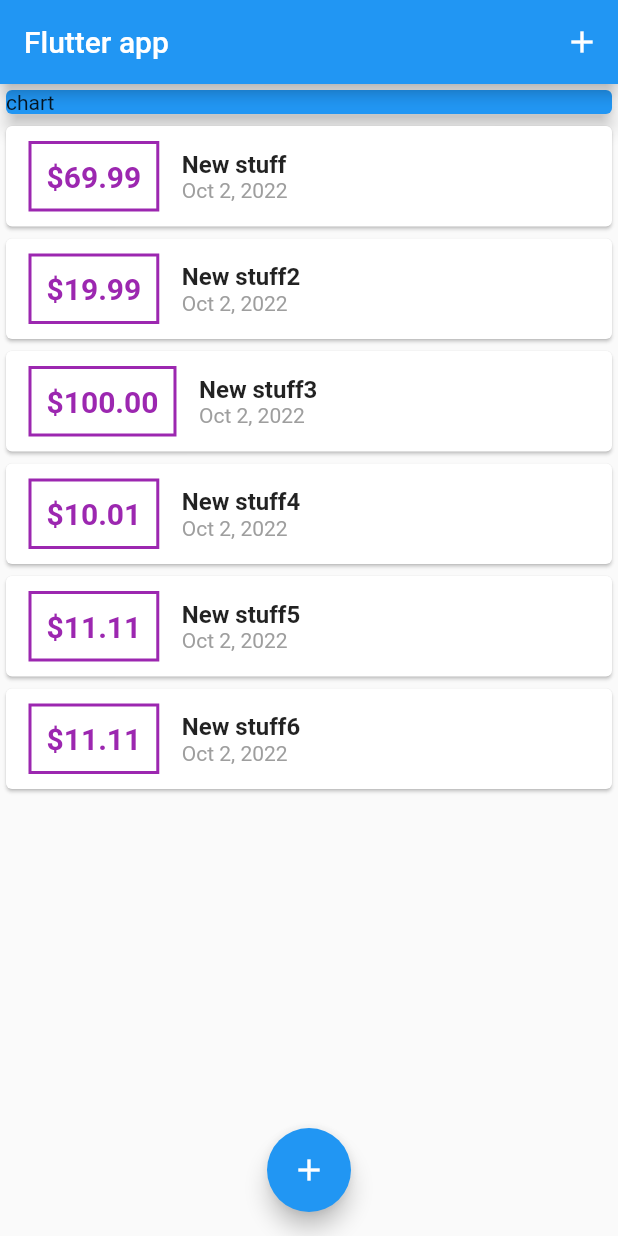
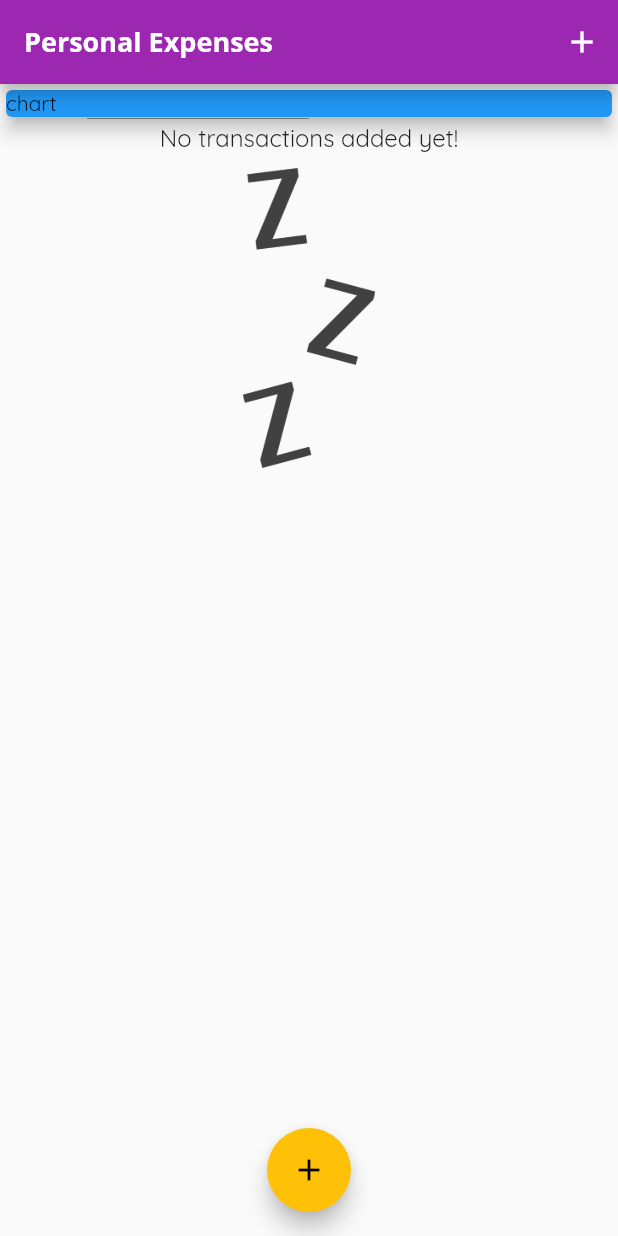
Before and after one commit to whisust/udemy-flutter, a Flutter app: the screen it shows after launch, on a phone screen of 412 x 824 dp. Run offline on Flutter 3.47's test engine with Material 2 defaults, Android fonts, the phone set to English and light mode, and no system bars.

Commit message:
Continue the expenses app up to lesson 102

```diff
--- a/expenses_app/lib/main.dart
+++ b/expenses_app/lib/main.dart
@@ -17,7 +17,7 @@ class MyApp extends StatelessWidget {
   @override
   Widget build(BuildContext context) {
     return MaterialApp(
-      title: 'Flutter Demo',
+      title: 'Personal Expenses',
       theme: ThemeData(
           // This is the theme of your application.
           //
@@ -28,8 +28,15 @@ class MyApp extends StatelessWidget {
           // or simply save your changes to "hot reload" in a Flutter IDE).
           // Notice that the counter didn't reset back to zero; the application
           // is not restarted.
-        primarySwatch: Colors.blue,
-      ),
+          // primarySwatch: Colors.purple,
+          colorScheme: ColorScheme.fromSwatch(
+              primarySwatch: Colors.purple, accentColor: Colors.amber),
+          fontFamily: 'Quicksand',
+          appBarTheme: AppBarTheme(
+              titleTextStyle: TextStyle(
+                  fontFamily: 'OpenSans',
+                  fontWeight: FontWeight.w700,
+                  fontSize: 18))),
       home: MyHomePage(),
     );
   }
@@ -45,18 +52,18 @@ class MyHomePage extends StatefulWidget {
 class _MyHomePageState extends State<MyHomePage> {
   final uuid = Uuid();
   final List<Transaction> _userTransactions = [
-    Transaction(
-        id: 'id1', title: 'New stuff', amount: 69.99, date: DateTime.now()),
-    Transaction(
-        id: 'id2', title: 'New stuff2', amount: 19.99, date: DateTime.now()),
-    Transaction(
-        id: 'id3', title: 'New stuff3', amount: 100, date: DateTime.now()),
-    Transaction(
-        id: 'id4', title: 'New stuff4', amount: 10.01, date: DateTime.now()),
-    Transaction(
-        id: 'id5', title: 'New stuff5', amount: 11.11, date: DateTime.now()),
-    Transaction(
-        id: 'id6', title: 'New stuff6', amount: 11.11, date: DateTime.now()),
+    // Transaction(
+    //     id: 'id1', title: 'New stuff', amount: 69.99, date: DateTime.now()),
+    // Transaction(
+    //     id: 'id2', title: 'New stuff2', amount: 19.99, date: DateTime.now()),
+    // Transaction(
+    //     id: 'id3', title: 'New stuff3', amount: 100, date: DateTime.now()),
+    // Transaction(
+    //     id: 'id4', title: 'New stuff4', amount: 10.01, date: DateTime.now()),
+    // Transaction(
+    //     id: 'id5', title: 'New stuff5', amount: 11.11, date: DateTime.now()),
+    // Transaction(
+    //     id: 'id6', title: 'New stuff6', amount: 11.11, date: DateTime.now()),
   ];
 
   void _addTransaction(String title, double amount) {
@@ -84,7 +91,7 @@ class _MyHomePageState extends State<MyHomePage> {
   @override
   Widget build(BuildContext context) {
     return Scaffold(
-      appBar: AppBar(title: const Text('Flutter app'), actions: [
+      appBar: AppBar(title: const Text('Personal Expenses'), actions: [
         IconButton(
             onPressed: () => _startAddNewTransaction(context),
             icon: const Icon(Icons.add))
--- a/expenses_app/lib/widgets/transaction_list.dart
+++ b/expenses_app/lib/widgets/transaction_list.dart
@@ -17,26 +17,23 @@ class TransactionList extends StatelessWidget {
         Container(
             margin: const EdgeInsets.symmetric(vertical: 10, horizontal: 15),
             decoration: BoxDecoration(
-                border: Border.all(color: Colors.purple, width: 2)),
+                border: Border.all(
+                    color: Theme.of(context).primaryColorDark, width: 2)),
             padding: const EdgeInsets.all(10),
             child: Text(
               '\$${tx.amount.toStringAsFixed(2)}',
-              style: const TextStyle(
+              style: TextStyle(
                 fontWeight: FontWeight.bold,
                 fontSize: 20,
-                color: Colors.purple,
+                color: Theme.of(context).primaryColor,
               ),
             )),
         Column(
           crossAxisAlignment: CrossAxisAlignment.start,
           children: [
-            Text(tx.title,
-                style:
-                    const TextStyle(fontSize: 16, fontWeight: FontWeight.bold)),
+            Text(tx.title, style: Theme.of(context).textTheme.titleLarge),
             Text(_dateFormat.format(tx.date),
-                style: const TextStyle(
-                  color: Colors.grey,
-                ))
+                style: Theme.of(context).textTheme.titleSmall)
           ],
         )
       ],
@@ -47,9 +44,20 @@ class TransactionList extends StatelessWidget {
   Widget build(BuildContext context) {
     return Container(
         height: 500,
-        child: ListView.builder(
-          itemBuilder: _itemBuilder,
-          itemCount: transactions.length,
-        ));
+        child: transactions.isEmpty
+            ? Column(children: [
+                Text('No transactions added yet!',
+                    style: Theme.of(context).textTheme.titleMedium),
+                SizedBox(height: 10),
+                Container(
+                  height: 200,
+                  child: Image.asset('resources/assets/images/waiting.png',
+                      fit: BoxFit.cover),
+                )
+              ])
+            : ListView.builder(
+                itemBuilder: _itemBuilder,
+                itemCount: transactions.length,
+              ));
   }
 }
```
Also changed, not shown: expenses_app/lib/widgets/chart.dart (added, +35 -0 lines), expenses_app/pubspec.yaml (+17 -14 lines), expenses_app/resources/assets/fonts/OpenSans-Bold.ttf (added), expenses_app/resources/assets/fonts/OpenSans-Regular.ttf (added), expenses_app/resources/assets/fonts/Quicksand-Bold.ttf (added), expenses_app/resources/assets/fonts/Quicksand-Light.ttf (added), expenses_app/resources/assets/fonts/Quicksand-Medium.ttf (added), expenses_app/resources/assets/fonts/Quicksand-Regular.ttf (added), expenses_app/resources/assets/images/waiting.png (added). Lines whose indentation alone changed are shown as unchanged.
